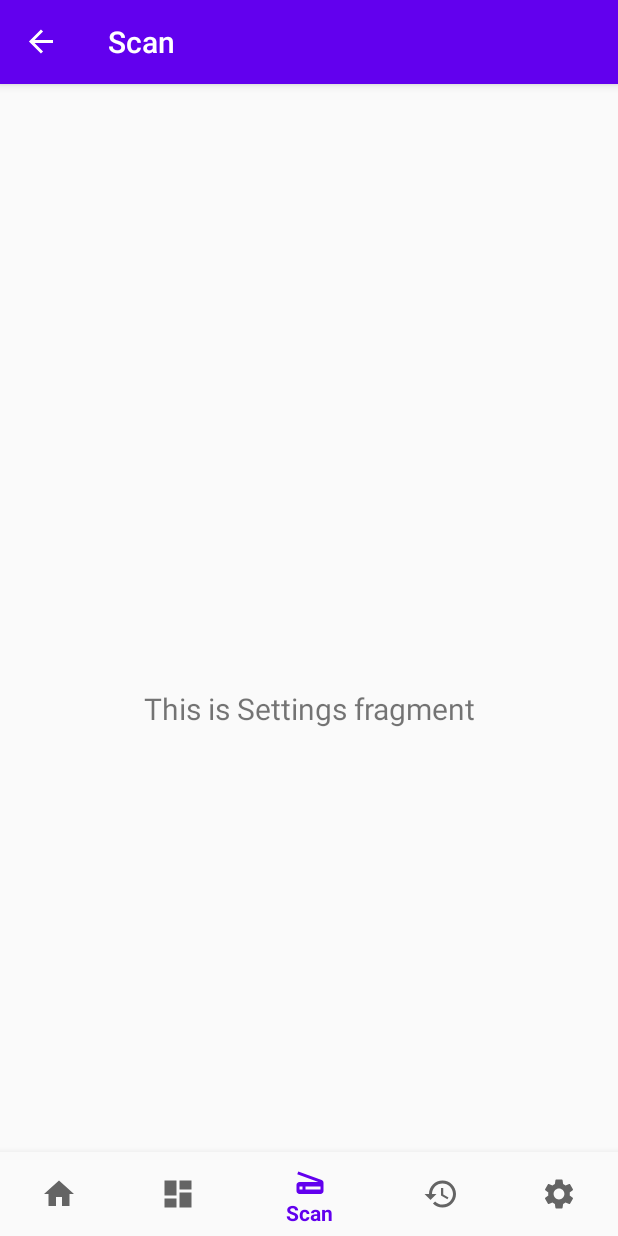
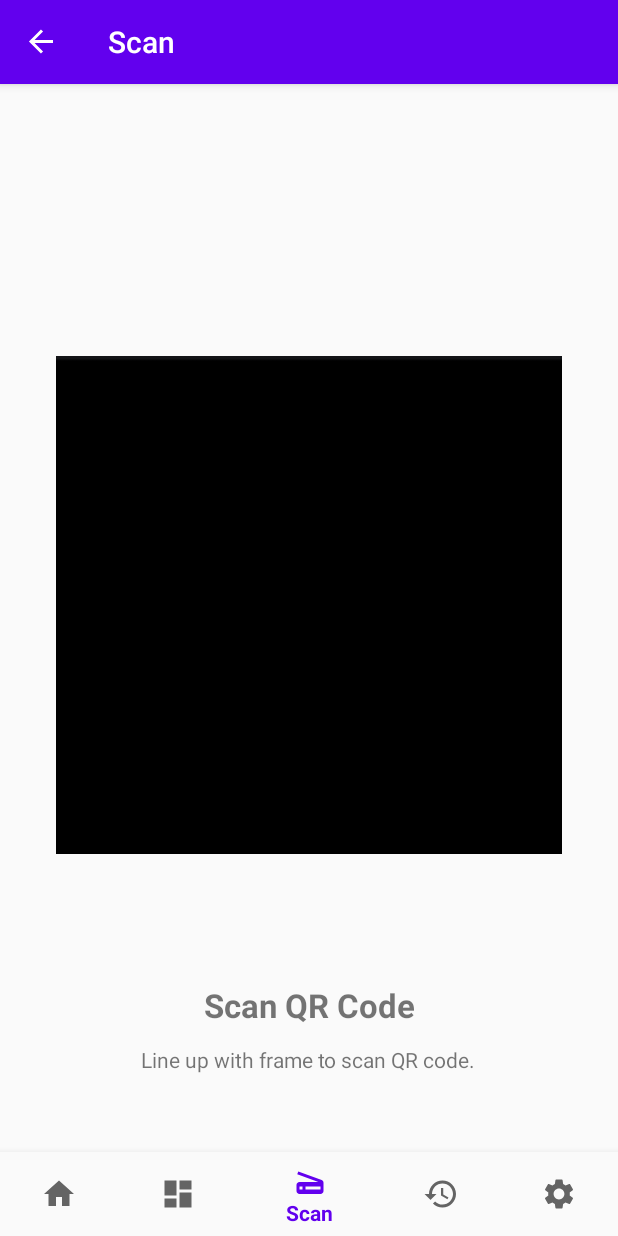
Before and after one commit to Edel-weiB/Better-Social-Distancing, an Android app: the ScanFragment screen opened through its navigation route, on a phone screen of 412 x 824 dp. Run offline under Robolectric (Android 15) with nearby library versions, the phone set to English and light mode, and no system bars; our stand-ins replace navigation-ui.

Commit message:
Update Scan QR Page

```diff
--- a/ClientApplication/app/src/main/java/com/example/cotrace/ui/scan/ScanFragment.java
+++ b/ClientApplication/app/src/main/java/com/example/cotrace/ui/scan/ScanFragment.java
@@ -1,6 +1,7 @@
 package com.example.cotrace.ui.scan;
 
 import androidx.lifecycle.Observer;
+import androidx.lifecycle.ViewModel;
 import androidx.lifecycle.ViewModelProviders;
 
 import android.os.Bundle;
@@ -12,6 +13,7 @@ import androidx.fragment.app.Fragment;
 import android.view.LayoutInflater;
 import android.view.View;
 import android.view.ViewGroup;
+import android.widget.ImageView;
 import android.widget.TextView;
 
 import com.example.cotrace.R;
@@ -19,18 +21,22 @@ import com.example.cotrace.ui.settings.SettingsViewModel;
 
 public class ScanFragment extends Fragment {
 
-    private SettingsViewModel scanViewModel;
+    private ScanViewModel scanViewModel;
+
 
     public View onCreateView(@NonNull LayoutInflater inflater,
                              ViewGroup container, Bundle savedInstanceState) {
         scanViewModel =
-                ViewModelProviders.of(this).get(SettingsViewModel.class);
+                ViewModelProviders.of(this).get(ScanViewModel.class);
         View root = inflater.inflate(R.layout.fragment_scan, container, false);
-        final TextView textView = root.findViewById(R.id.text_scan);
+        final ImageView blackBoxView = root.findViewById(R.id.black_box);
+
+//        final TextView textView = root.findViewById(R.id.text_scan);
         scanViewModel.getText().observe(getViewLifecycleOwner(), new Observer<String>() {
             @Override
             public void onChanged(@Nullable String s) {
-                textView.setText(s);
+//                textView.setText(s);
+                blackBoxView.setImageResource(R.drawable.blackbox);
             }
         });
         return root;
--- a/ClientApplication/app/src/main/res/layout/fragment_scan.xml
+++ b/ClientApplication/app/src/main/res/layout/fragment_scan.xml
@@ -7,17 +7,36 @@
     tools:context=".ui.scan.ScanFragment">
 
     <TextView
-        android:id="@+id/text_scan"
-        android:layout_width="match_parent"
+        android:id="@+id/scan_qr_code"
+        android:layout_width="wrap_content"
         android:layout_height="wrap_content"
-        android:layout_marginStart="8dp"
-        android:layout_marginTop="8dp"
-        android:layout_marginEnd="8dp"
-        android:textAlignment="center"
-        android:textSize="20sp"
+        android:layout_marginBottom="12dp"
+        android:text="@string/scan"
+        android:textSize="22sp"
+        android:textStyle="bold"
+        app:layout_constraintBottom_toTopOf="@+id/scan_description"
+        app:layout_constraintEnd_toEndOf="parent"
+        app:layout_constraintStart_toStartOf="parent" />
+
+    <TextView
+        android:id="@+id/scan_description"
+        android:layout_width="wrap_content"
+        android:layout_height="wrap_content"
+        android:layout_marginBottom="108dp"
+        android:text="@string/scan_desc"
         app:layout_constraintBottom_toBottomOf="parent"
         app:layout_constraintEnd_toEndOf="parent"
+        app:layout_constraintHorizontal_bias="0.497"
+        app:layout_constraintStart_toStartOf="parent" />
+
+    <ImageView
+        android:id="@+id/black_box"
+        android:layout_width="409dp"
+        android:layout_height="332dp"
+        app:layout_constraintBottom_toTopOf="@+id/scan_qr_code"
+        app:layout_constraintEnd_toEndOf="parent"
         app:layout_constraintStart_toStartOf="parent"
-        app:layout_constraintTop_toTopOf="parent" />
+        app:layout_constraintTop_toTopOf="parent"
+        app:layout_constraintVertical_bias="0.593" />
 
 </androidx.constraintlayout.widget.ConstraintLayout>
--- a/ClientApplication/app/src/main/res/values/strings.xml
+++ b/ClientApplication/app/src/main/res/values/strings.xml
@@ -5,4 +5,7 @@
     <string name="title_scan">Scan</string>
     <string name="title_hotspots">Hotspots</string>
     <string name="title_settings">Settings</string>
+    <string name="scan">Scan QR Code</string>
+    <string name="scan_desc">Line up with frame to scan QR code.</string>
+
 </resources>
```
Also changed, not shown: ClientApplication/app/src/main/res/drawable-v24/blackbox.png (added).
